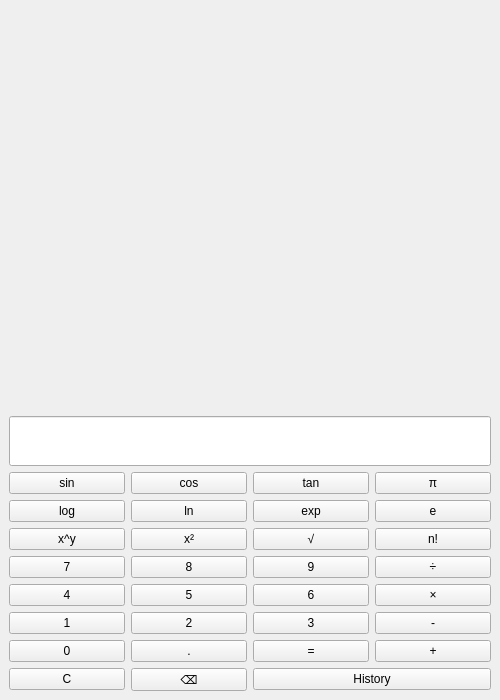
First picture: the form in calculator.ui, repository DOODED/calculator, before the edit.
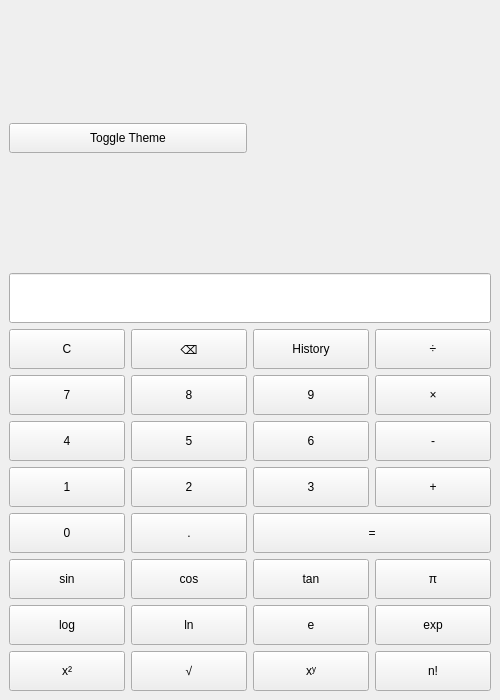
Second picture: the form after the edit.

Commit message: add dark mode and light mode.

```diff
--- a/calculator.ui
+++ b/calculator.ui
@@ -16,22 +16,39 @@
   <widget class="QWidget" name="centralwidget">
    <layout class="QVBoxLayout" name="verticalLayout">
     <item>
-     <widget class="QLabel" name="processLabel">
-      <property name="minimumSize">
-       <size>
-        <width>0</width>
-        <height>30</height>
-       </size>
-      </property>
-      <property name="font">
-       <font>
-        <pointsize>12</pointsize>
-       </font>
-      </property>
-      <property name="alignment">
-       <set>Qt::AlignRight|Qt::AlignTrailing|Qt::AlignVCenter</set>
-      </property>
-     </widget>
+     <layout class="QHBoxLayout" name="horizontalLayout">
+      <item>
+       <widget class="QPushButton" name="buttonTheme">
+        <property name="minimumSize">
+         <size>
+          <width>100</width>
+          <height>30</height>
+         </size>
+        </property>
+        <property name="text">
+         <string>Toggle Theme</string>
+        </property>
+       </widget>
+      </item>
+      <item>
+       <widget class="QLabel" name="processLabel">
+        <property name="minimumSize">
+         <size>
+          <width>0</width>
+          <height>30</height>
+         </size>
+        </property>
+        <property name="font">
+         <font>
+          <pointsize>12</pointsize>
+         </font>
+        </property>
+        <property name="alignment">
+         <set>Qt::AlignRight|Qt::AlignTrailing|Qt::AlignVCenter</set>
+        </property>
+       </widget>
+      </item>
+     </layout>
     </item>
     <item>
      <widget class="QLineEdit" name="display">
@@ -60,230 +77,409 @@
      <layout class="QGridLayout" name="gridLayout">
       <!-- Scientific Functions Row 1 -->
       <item row="0" column="0">
-       <widget class="QPushButton" name="buttonSin">
+       <widget class="QPushButton" name="buttonClear">
+        <property name="minimumSize">
+         <size>
+          <width>0</width>
+          <height>40</height>
+         </size>
+        </property>
         <property name="text">
-         <string>sin</string>
+         <string>C</string>
         </property>
        </widget>
       </item>
       <item row="0" column="1">
-       <widget class="QPushButton" name="buttonCos">
+       <widget class="QPushButton" name="buttonBackspace">
+        <property name="minimumSize">
+         <size>
+          <width>0</width>
+          <height>40</height>
+         </size>
+        </property>
         <property name="text">
-         <string>cos</string>
+         <string>⌫</string>
         </property>
        </widget>
       </item>
       <item row="0" column="2">
-       <widget class="QPushButton" name="buttonTan">
+       <widget class="QPushButton" name="buttonHistory">
+        <property name="minimumSize">
+         <size>
+          <width>0</width>
+          <height>40</height>
+         </size>
+        </property>
         <property name="text">
-         <string>tan</string>
+         <string>History</string>
         </property>
        </widget>
       </item>
       <item row="0" column="3">
-       <widget class="QPushButton" name="buttonPi">
+       <widget class="QPushButton" name="buttonDivide">
+        <property name="minimumSize">
+         <size>
+          <width>0</width>
+          <height>40</height>
+         </size>
+        </property>
         <property name="text">
-         <string>π</string>
+         <string>÷</string>
         </property>
        </widget>
       </item>
-
-      <!-- Scientific Functions Row 2 -->
       <item row="1" column="0">
-       <widget class="QPushButton" name="buttonLog">
-        <property name="text">
-         <string>log</string>
-        </property>
-       </widget>
-      </item>
-      <item row="1" column="1">
-       <widget class="QPushButton" name="buttonLn">
-        <property name="text">
-         <string>ln</string>
-        </property>
-       </widget>
-      </item>
-      <item row="1" column="2">
-       <widget class="QPushButton" name="buttonExp">
-        <property name="text">
-         <string>exp</string>
-        </property>
-       </widget>
-      </item>
-      <item row="1" column="3">
-       <widget class="QPushButton" name="buttonE">
-        <property name="text">
-         <string>e</string>
-        </property>
-       </widget>
-      </item>
-
-      <!-- Scientific Functions Row 3 -->
-      <item row="2" column="0">
-       <widget class="QPushButton" name="buttonPower">
-        <property name="text">
-         <string>x^y</string>
-        </property>
-       </widget>
-      </item>
-      <item row="2" column="1">
-       <widget class="QPushButton" name="buttonSquare">
-        <property name="text">
-         <string>x²</string>
-        </property>
-       </widget>
-      </item>
-      <item row="2" column="2">
-       <widget class="QPushButton" name="buttonSqrt">
-        <property name="text">
-         <string>√</string>
-        </property>
-       </widget>
-      </item>
-      <item row="2" column="3">
-       <widget class="QPushButton" name="buttonFactorial">
-        <property name="text">
-         <string>n!</string>
-        </property>
-       </widget>
-      </item>
-
-      <!-- Number Buttons -->
-      <item row="3" column="0">
        <widget class="QPushButton" name="button7">
+        <property name="minimumSize">
+         <size>
+          <width>0</width>
+          <height>40</height>
+         </size>
+        </property>
         <property name="text">
          <string>7</string>
         </property>
        </widget>
       </item>
-      <item row="3" column="1">
+      <item row="1" column="1">
        <widget class="QPushButton" name="button8">
+        <property name="minimumSize">
+         <size>
+          <width>0</width>
+          <height>40</height>
+         </size>
+        </property>
         <property name="text">
          <string>8</string>
         </property>
        </widget>
       </item>
-      <item row="3" column="2">
+      <item row="1" column="2">
        <widget class="QPushButton" name="button9">
+        <property name="minimumSize">
+         <size>
+          <width>0</width>
+          <height>40</height>
+         </size>
+        </property>
         <property name="text">
          <string>9</string>
         </property>
        </widget>
       </item>
-      <item row="3" column="3">
-       <widget class="QPushButton" name="buttonDivide">
+      <item row="1" column="3">
+       <widget class="QPushButton" name="buttonMultiply">
+        <property name="minimumSize">
+         <size>
+          <width>0</width>
+          <height>40</height>
+         </size>
+        </property>
         <property name="text">
-         <string>÷</string>
+         <string>×</string>
         </property>
        </widget>
       </item>
-
-      <item row="4" column="0">
+      <item row="2" column="0">
        <widget class="QPushButton" name="button4">
+        <property name="minimumSize">
+         <size>
+          <width>0</width>
+          <height>40</height>
+         </size>
+        </property>
         <property name="text">
          <string>4</string>
         </property>
        </widget>
       </item>
-      <item row="4" column="1">
+      <item row="2" column="1">
        <widget class="QPushButton" name="button5">
+        <property name="minimumSize">
+         <size>
+          <width>0</width>
+          <height>40</height>
+         </size>
+        </property>
         <property name="text">
          <string>5</string>
         </property>
        </widget>
       </item>
-      <item row="4" column="2">
+      <item row="2" column="2">
        <widget class="QPushButton" name="button6">
+        <property name="minimumSize">
+         <size>
+          <width>0</width>
+          <height>40</height>
+         </size>
+        </property>
         <property name="text">
          <string>6</string>
         </property>
        </widget>
       </item>
-      <item row="4" column="3">
-       <widget class="QPushButton" name="buttonMultiply">
+      <item row="2" column="3">
+       <widget class="QPushButton" name="buttonMinus">
+        <property name="minimumSize">
+         <size>
+          <width>0</width>
+          <height>40</height>
+         </size>
+        </property>
         <property name="text">
-         <string>×</string>
+         <string>-</string>
         </property>
        </widget>
       </item>
-
-      <item row="5" column="0">
+      <item row="3" column="0">
        <widget class="QPushButton" name="button1">
+        <property name="minimumSize">
+         <size>
+          <width>0</width>
+          <height>40</height>
+         </size>
+        </property>
         <property name="text">
          <string>1</string>
         </property>
        </widget>
       </item>
-      <item row="5" column="1">
+      <item row="3" column="1">
        <widget class="QPushButton" name="button2">
+        <property name="minimumSize">
+         <size>
+          <width>0</width>
+          <height>40</height>
+         </size>
+        </property>
         <property name="text">
          <string>2</string>
         </property>
        </widget>
       </item>
-      <item row="5" column="2">
+      <item row="3" column="2">
        <widget class="QPushButton" name="button3">
+        <property name="minimumSize">
+         <size>
+          <width>0</width>
+          <height>40</height>
+         </size>
+        </property>
         <property name="text">
          <string>3</string>
         </property>
        </widget>
       </item>
-      <item row="5" column="3">
-       <widget class="QPushButton" name="buttonMinus">
+      <item row="3" column="3">
+       <widget class="QPushButton" name="buttonPlus">
+        <property name="minimumSize">
+         <size>
+          <width>0</width>
+          <height>40</height>
+         </size>
+        </property>
         <property name="text">
-         <string>-</string>
+         <string>+</string>
         </property>
        </widget>
       </item>
-
-      <item row="6" column="0">
+      <item row="4" column="0">
        <widget class="QPushButton" name="button0">
+        <property name="minimumSize">
+         <size>
+          <width>0</width>
+          <height>40</height>
+         </size>
+        </property>
         <property name="text">
          <string>0</string>
         </property>
        </widget>
       </item>
-      <item row="6" column="1">
+      <item row="4" column="1">
        <widget class="QPushButton" name="buttonDot">
+        <property name="minimumSize">
+         <size>
+          <width>0</width>
+          <height>40</height>
+         </size>
+        </property>
         <property name="text">
          <string>.</string>
         </property>
        </widget>
       </item>
-      <item row="6" column="2">
+      <item row="4" column="2" colspan="2">
        <widget class="QPushButton" name="buttonEqual">
+        <property name="minimumSize">
+         <size>
+          <width>0</width>
+          <height>40</height>
+         </size>
+        </property>
         <property name="text">
          <string>=</string>
         </property>
        </widget>
       </item>
-      <item row="6" column="3">
-       <widget class="QPushButton" name="buttonPlus">
+     </layout>
+    </item>
+    <item>
+     <layout class="QGridLayout" name="gridLayout_2">
+      <item row="0" column="0">
+       <widget class="QPushButton" name="buttonSin">
+        <property name="minimumSize">
+         <size>
+          <width>0</width>
+          <height>40</height>
+         </size>
+        </property>
         <property name="text">
-         <string>+</string>
+         <string>sin</string>
         </property>
        </widget>
       </item>
-
-      <!-- Additional Buttons -->
-      <item row="7" column="0">
-       <widget class="QPushButton" name="buttonClear">
+      <item row="0" column="1">
+       <widget class="QPushButton" name="buttonCos">
+        <property name="minimumSize">
+         <size>
+          <width>0</width>
+          <height>40</height>
+         </size>
+        </property>
         <property name="text">
-         <string>C</string>
+         <string>cos</string>
         </property>
        </widget>
       </item>
-      <item row="7" column="1">
-       <widget class="QPushButton" name="buttonBackspace">
+      <item row="0" column="2">
+       <widget class="QPushButton" name="buttonTan">
+        <property name="minimumSize">
+         <size>
+          <width>0</width>
+          <height>40</height>
+         </size>
+        </property>
         <property name="text">
-         <string>⌫</string>
+         <string>tan</string>
         </property>
        </widget>
       </item>
-      <item row="7" column="2" colspan="2">
-       <widget class="QPushButton" name="buttonHistory">
+      <item row="0" column="3">
+       <widget class="QPushButton" name="buttonPi">
+        <property name="minimumSize">
+         <size>
+          <width>0</width>
+          <height>40</height>
+         </size>
+        </property>
         <property name="text">
-         <string>History</string>
+         <string>π</string>
+        </property>
+       </widget>
+      </item>
+      <item row="1" column="0">
+       <widget class="QPushButton" name="buttonLog">
+        <property name="minimumSize">
+         <size>
+          <width>0</width>
+          <height>40</height>
+         </size>
+        </property>
+        <property name="text">
+         <string>log</string>
+        </property>
+       </widget>
+      </item>
+      <item row="1" column="1">
+       <widget class="QPushButton" name="buttonLn">
+        <property name="minimumSize">
+         <size>
+          <width>0</width>
+          <height>40</height>
+         </size>
+        </property>
+        <property name="text">
+         <string>ln</string>
+        </property>
+       </widget>
+      </item>
+      <item row="1" column="2">
+       <widget class="QPushButton" name="buttonE">
+        <property name="minimumSize">
+         <size>
+          <width>0</width>
+          <height>40</height>
+         </size>
+        </property>
+        <property name="text">
+         <string>e</string>
+        </property>
+       </widget>
+      </item>
+      <item row="1" column="3">
+       <widget class="QPushButton" name="buttonExp">
+        <property name="minimumSize">
+         <size>
+          <width>0</width>
+          <height>40</height>
+         </size>
+        </property>
+        <property name="text">
+         <string>exp</string>
+        </property>
+       </widget>
+      </item>
+      <item row="2" column="0">
+       <widget class="QPushButton" name="buttonSquare">
+        <property name="minimumSize">
+         <size>
+          <width>0</width>
+          <height>40</height>
+         </size>
+        </property>
+        <property name="text">
+         <string>x²</string>
+        </property>
+       </widget>
+      </item>
+      <item row="2" column="1">
+       <widget class="QPushButton" name="buttonSqrt">
+        <property name="minimumSize">
+         <size>
+          <width>0</width>
+          <height>40</height>
+         </size>
+        </property>
+        <property name="text">
+         <string>√</string>
+        </property>
+       </widget>
+      </item>
+      <item row="2" column="2">
+       <widget class="QPushButton" name="buttonPower">
+        <property name="minimumSize">
+         <size>
+          <width>0</width>
+          <height>40</height>
+         </size>
+        </property>
+        <property name="text">
+         <string>xʸ</string>
+        </property>
+       </widget>
+      </item>
+      <item row="2" column="3">
+       <widget class="QPushButton" name="buttonFactorial">
+        <property name="minimumSize">
+         <size>
+          <width>0</width>
+          <height>40</height>
+         </size>
+        </property>
+        <property name="text">
+         <string>n!</string>
         </property>
        </widget>
       </item>
```
Left out of the diff: 1 changed line with no effect on the pictures. The commit also changes 1 other file.
